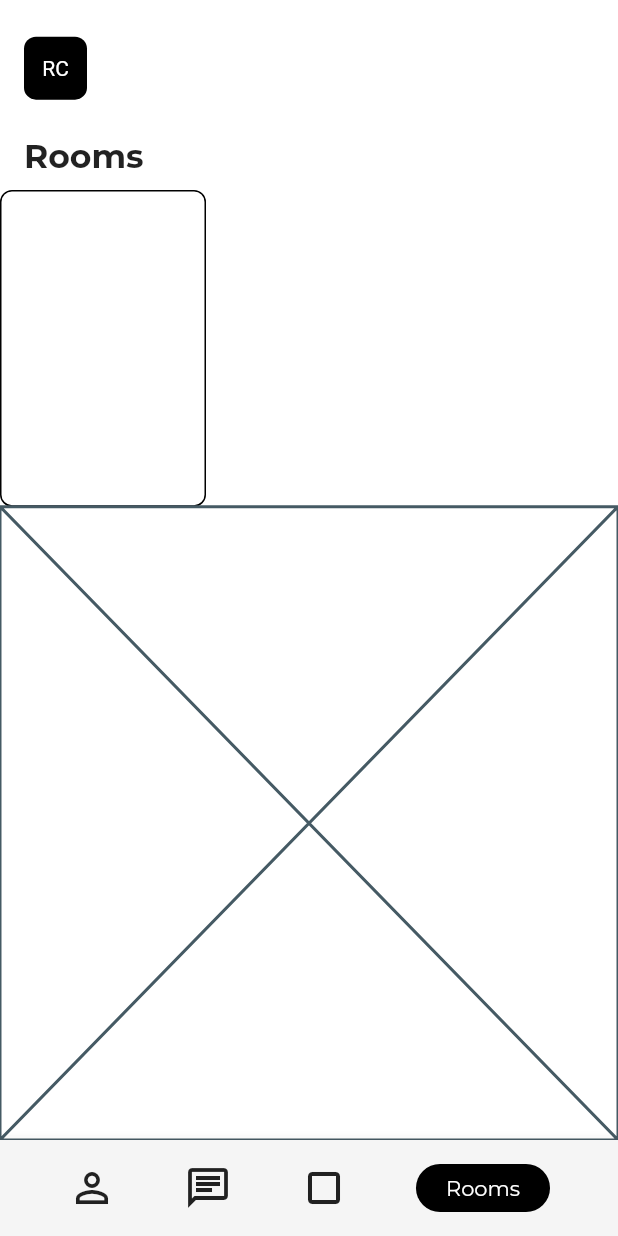
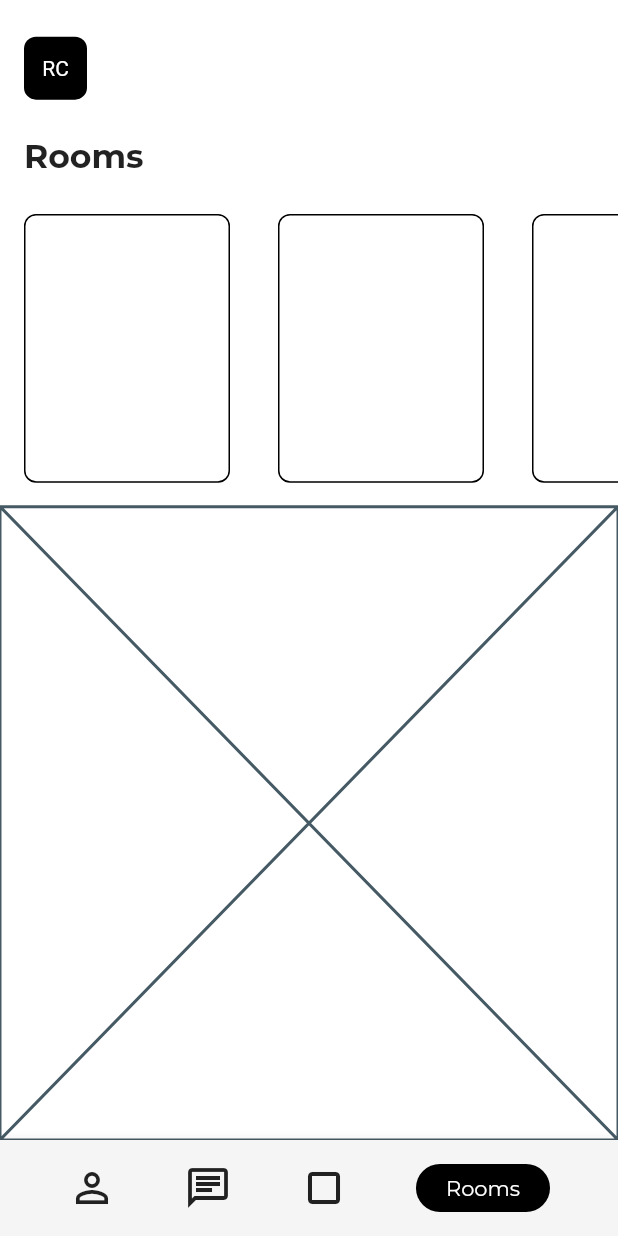
Before and after one commit to JAICHANGPARK/flutter_notebook_8th_story, a Flutter app: the RoomsPage screen opened by its route, on a phone screen of 412 x 824 dp. Run offline on Flutter 3.47's test engine with Material 2 defaults, Android fonts, the phone set to English and light mode, and no system bars; our stand-ins replace badges, flutter_hooks, google_fonts, hooks_riverpod, state_notifier.

Commit message:
Update rooms_page.dart

```diff
--- a/lib/ep588_social_app/rooms_page.dart
+++ b/lib/ep588_social_app/rooms_page.dart
@@ -62,7 +62,7 @@ class _RoomsPageState extends State<RoomsPage> {
                       scrollDirection: Axis.horizontal,
                       children: [
                         Container(
-
+                          margin: EdgeInsets.all(16),
                           width: MediaQuery.of(context).size.width / 3,
                           decoration: BoxDecoration(
                             color: Colors.white,
@@ -70,6 +70,25 @@ class _RoomsPageState extends State<RoomsPage> {
                             border: Border.all(color: Colors.black)
                           ),
                         ),
+                        Container(
+                          margin: EdgeInsets.all(16),
+                          width: MediaQuery.of(context).size.width / 3,
+                          decoration: BoxDecoration(
+                              color: Colors.white,
+                              borderRadius: BorderRadius.circular(8),
+                              border: Border.all(color: Colors.black)
+                          ),
+                        ),
+                        Container(
+                          margin: EdgeInsets.all(16),
+                          width: MediaQuery.of(context).size.width / 3,
+                          decoration: BoxDecoration(
+                              color: Colors.white,
+                              borderRadius: BorderRadius.circular(8),
+                              border: Border.all(color: Colors.black)
+                          ),
+                        ),
+
                       ],
                     ),
                   ),
```
